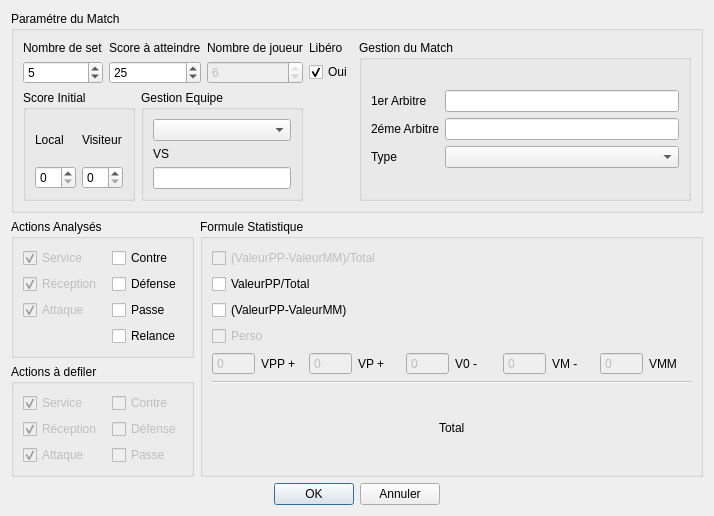
Before: the Qt Designer form ui/fenetrelancement.ui in flagage/volleyclubstats, drawn with Qt 5.
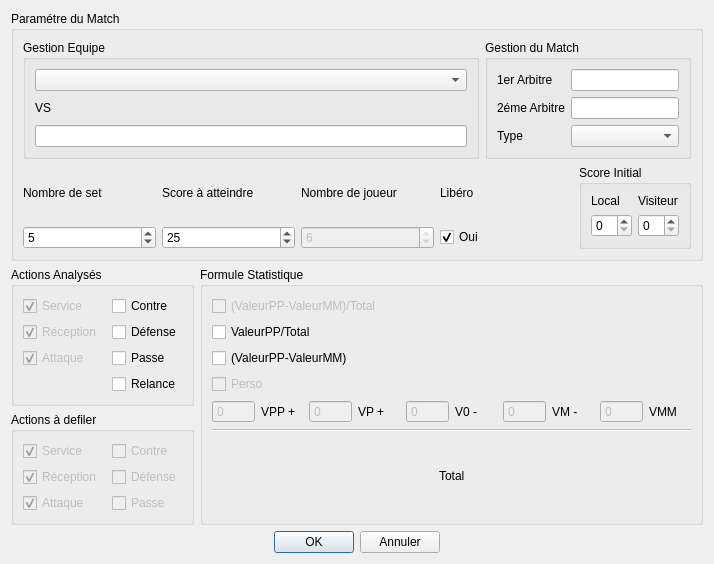
After: the same form once the commit is applied.

```diff
--- a/ui/fenetrelancement.ui
+++ b/ui/fenetrelancement.ui
@@ -19,36 +19,42 @@
      <property name="title">
       <string>Paramétre du Match</string>
      </property>
-     <layout class="QGridLayout" name="gridLayout_16">
+     <layout class="QGridLayout" name="gridLayout_18">
       <item row="0" column="0">
-       <widget class="QLabel" name="label_11">
-        <property name="text">
-         <string>Nombre de set</string>
+       <widget class="QGroupBox" name="groupBox_3">
+        <property name="title">
+         <string>Gestion Equipe</string>
         </property>
-       </widget>
-      </item>
-      <item row="0" column="1">
-       <widget class="QLabel" name="label_12">
-        <property name="text">
-         <string>Score à atteindre</string>
+        <layout class="QGridLayout" name="gridLayout_5">
+         <item row="0" column="0">
+          <layout class="QGridLayout" name="gridLayout_2">
+           <item row="0" column="0">
+            <widget class="QComboBox" name="comboBox">
+             <property name="minimumSize">
+              <size>
+               <width>111</width>
+               <height>20</height>
+              </size>
         </property>
        </widget>
       </item>
-      <item row="0" column="2">
-       <widget class="QLabel" name="label_13">
+           <item row="2" column="0">
+            <widget class="QLineEdit" name="lineEdit"/>
+           </item>
+           <item row="1" column="0">
+            <widget class="QLabel" name="label_3">
         <property name="text">
-         <string>Nombre de joueur</string>
+              <string>VS</string>
         </property>
        </widget>
       </item>
-      <item row="0" column="3">
-       <widget class="QLabel" name="label_14">
-        <property name="text">
-         <string>Libéro</string>
-        </property>
+          </layout>
+         </item>
+        </layout>
+        <zorder></zorder>
        </widget>
       </item>
-      <item row="0" column="4" rowspan="3">
+      <item row="0" column="1" colspan="2">
        <widget class="QGroupBox" name="groupBox_8">
         <property name="title">
          <string>Gestion du Match </string>
@@ -91,6 +97,36 @@
         </layout>
        </widget>
       </item>
+      <item row="1" column="0" colspan="2">
+       <layout class="QGridLayout" name="gridLayout_16">
+        <item row="0" column="0">
+         <widget class="QLabel" name="label_11">
+          <property name="text">
+           <string>Nombre de set</string>
+          </property>
+         </widget>
+        </item>
+        <item row="0" column="1">
+         <widget class="QLabel" name="label_12">
+          <property name="text">
+           <string>Score à atteindre</string>
+          </property>
+         </widget>
+        </item>
+        <item row="0" column="2">
+         <widget class="QLabel" name="label_13">
+          <property name="text">
+           <string>Nombre de joueur</string>
+          </property>
+         </widget>
+        </item>
+        <item row="0" column="3">
+         <widget class="QLabel" name="label_14">
+          <property name="text">
+           <string>Libéro</string>
+          </property>
+         </widget>
+        </item>
       <item row="1" column="0">
        <widget class="QSpinBox" name="spinBox_6">
         <property name="minimum">
@@ -137,9 +173,11 @@
         </property>
        </widget>
       </item>
-      <item row="2" column="0" colspan="3">
+       </layout>
+      </item>
+      <item row="1" column="2">
        <layout class="QGridLayout" name="gridLayout_14">
-        <item row="0" column="0">
+        <item row="0" column="1">
          <widget class="QGroupBox" name="groupBox_5">
           <property name="title">
            <string>Score Initial</string>
@@ -180,40 +218,6 @@
           </layout>
          </widget>
         </item>
-        <item row="0" column="1">
-         <widget class="QGroupBox" name="groupBox_3">
-          <property name="title">
-           <string>Gestion Equipe</string>
-          </property>
-          <layout class="QGridLayout" name="gridLayout_5">
-           <item row="0" column="0">
-            <layout class="QGridLayout" name="gridLayout_2">
-             <item row="0" column="0">
-              <widget class="QComboBox" name="comboBox">
-               <property name="minimumSize">
-                <size>
-                 <width>111</width>
-                 <height>20</height>
-                </size>
-               </property>
-              </widget>
-             </item>
-             <item row="2" column="0">
-              <widget class="QLineEdit" name="lineEdit"/>
-             </item>
-             <item row="1" column="0">
-              <widget class="QLabel" name="label_3">
-               <property name="text">
-                <string>VS</string>
-               </property>
-              </widget>
-             </item>
-            </layout>
-           </item>
-          </layout>
-          <zorder></zorder>
-         </widget>
-        </item>
        </layout>
       </item>
      </layout>
```
Lines whose indentation alone changed are shown as unchanged.
